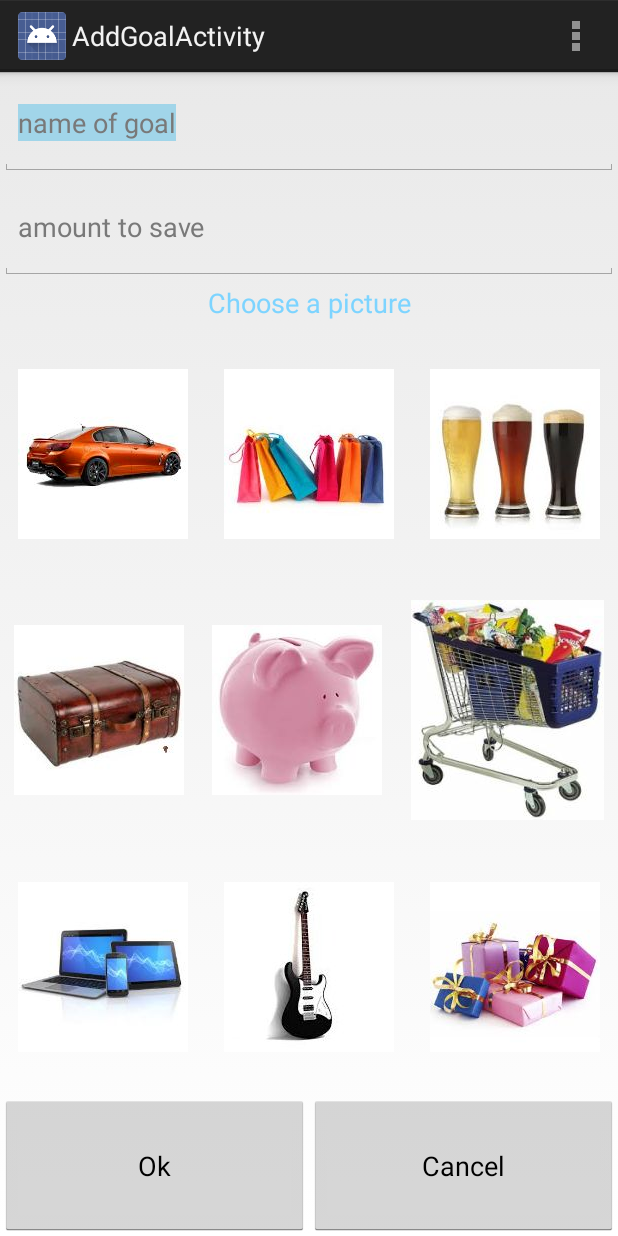
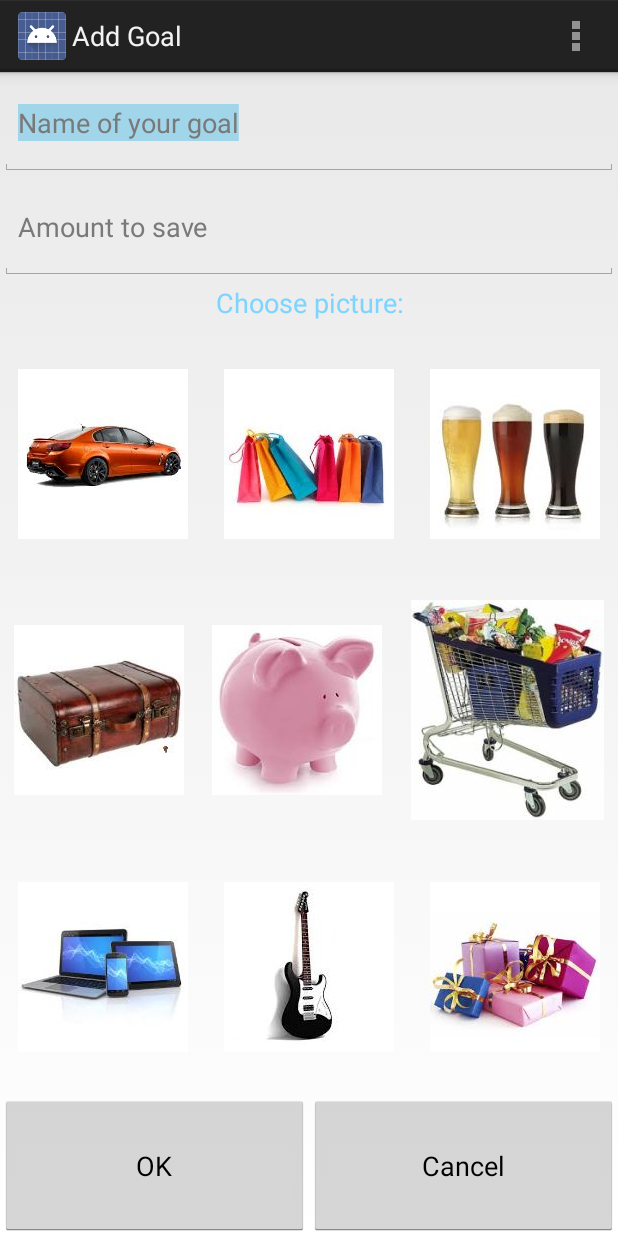
Before and after one commit to Liestambeur/StudentSaveApp, an Android app: the AddGoalActivity screen opened directly, with no data from a screen before it, on a phone screen of 412 x 824 dp. Run offline under Robolectric (Android 15) with nearby library versions, the phone set to English and light mode, and no system bars.

Commit message:
Explicit strings to resource

```diff
--- a/app/src/main/java/be/kuleuven/chi/app/AddGoalActivity.java
+++ b/app/src/main/java/be/kuleuven/chi/app/AddGoalActivity.java
@@ -61,4 +61,8 @@ public class AddGoalActivity extends Activity {
         startActivity(intent);
         finish();
     }
+
+    public void amountToSave(View amountToSave){
+
+    }
 }
--- a/app/src/main/res/layout/activity_add_goal.xml
+++ b/app/src/main/res/layout/activity_add_goal.xml
@@ -12,7 +12,7 @@
         android:layout_weight="0.09"
         android:layout_row="0"
         android:layout_column="0"
-        android:text="name of goal"
+        android:text="@string/goal_name_et"
         android:singleLine="true"
         android:maxLength="30"
         android:selectAllOnFocus="true"
@@ -24,7 +24,7 @@
         android:id="@+id/amountToSave"
         android:layout_row="1"
         android:layout_column="0"
-        android:text="amount to save"
+        android:text="@string/amount_et"
         android:layout_weight="0.09"
         android:textColor="#797979"
         android:onClick="amoutToSave" />
@@ -32,13 +32,12 @@
     <TextView
         android:layout_width="fill_parent"
         android:layout_height="0dp"
-        android:text="Choose a picture"
+        android:text="@string/choose_picture_text"
         android:id="@+id/choosePicture"
         android:autoLink="none"
-        android:autoText="false"
         android:layout_weight="0.04"
         android:textColor="#7dd4ff"
-        android:textSize="18dp"
+        android:textSize="18sp"
         android:textStyle="normal"
         android:typeface="normal"
         android:gravity="center"/>
@@ -58,7 +57,7 @@
             android:src="@drawable/auto"
             android:background="@null"
             android:onClick="chooseGoalPicture"
-            android:contentDescription="auto"/>
+            android:contentDescription="@string/car_picture_desc"/>
 
         <ImageButton
             android:layout_width="wrap_content"
@@ -68,7 +67,7 @@
             android:src="@drawable/shopping"
             android:background="@null"
             android:onClick="chooseGoalPicture"
-            android:contentDescription="shopping"/>
+            android:contentDescription="@string/shopping_picture_desc"/>
 
         <ImageButton
             android:layout_width="wrap_content"
@@ -78,7 +77,7 @@
             android:src="@drawable/bier"
             android:background="@null"
             android:onClick="chooseGoalPicture"
-            android:contentDescription="bier"/>
+            android:contentDescription="@string/beer_picture_desc"/>
     </LinearLayout>
 
     <LinearLayout
@@ -96,7 +95,7 @@
             android:src="@drawable/valies"
             android:background="@null"
             android:onClick="chooseGoalPicture"
-            android:contentDescription="valies"/>
+            android:contentDescription="@string/suitcase_picture_desc"/>
 
         <ImageButton
             android:layout_width="wrap_content"
@@ -106,7 +105,7 @@
             android:src="@drawable/spaarvarken"
             android:background="@null"
             android:onClick="chooseGoalPicture"
-            android:contentDescription="spaarvarken"/>
+            android:contentDescription="@string/piggybank_picture_desc"/>
 
         <ImageButton
             android:layout_width="wrap_content"
@@ -116,7 +115,7 @@
             android:src="@drawable/winkelkar"
             android:background="@null"
             android:onClick="chooseGoalPicture"
-            android:contentDescription="winkelkar"/>
+            android:contentDescription="@string/shoppingcart_picture_desc"/>
     </LinearLayout>
 
     <LinearLayout
@@ -134,7 +133,7 @@
             android:src="@drawable/multimedia"
             android:background="@null"
             android:onClick="chooseGoalPicture"
-            android:contentDescription="multimedia"/>
+            android:contentDescription="@string/multimedia_picture_desc"/>
 
         <ImageButton
             android:layout_width="wrap_content"
@@ -144,7 +143,7 @@
             android:src="@drawable/gitaar"
             android:background="@null"
             android:onClick="chooseGoalPicture"
-            android:contentDescription="gitaar"/>
+            android:contentDescription="@string/guitar_picture_desc"/>
 
         <ImageButton
             android:layout_width="wrap_content"
@@ -154,7 +153,7 @@
             android:src="@drawable/cadeaus"
             android:background="@null"
             android:onClick="chooseGoalPicture"
-            android:contentDescription="cadeaus"/>
+            android:contentDescription="@string/gifts_picture_desc"/>
     </LinearLayout>
 
     <LinearLayout
@@ -167,7 +166,7 @@
         <Button
             android:layout_width="0dp"
             android:layout_height="fill_parent"
-            android:text="Ok"
+            android:text="@string/ok_button"
             android:id="@+id/okGoal"
             android:layout_weight="0.5"
             android:clickable="true" />
@@ -175,7 +174,7 @@
         <Button
             android:layout_width="0dp"
             android:layout_height="fill_parent"
-            android:text="Cancel"
+            android:text="@string/cancel_button"
             android:id="@+id/cancelGoal"
             android:layout_weight="0.5" />
     </LinearLayout>
--- a/app/src/main/res/layout/activity_main.xml
+++ b/app/src/main/res/layout/activity_main.xml
@@ -46,7 +46,7 @@
         <Button
             android:layout_width="fill_parent"
             android:layout_height="fill_parent"
-            android:text="Income"
+            android:text="@string/income_button"
             android:id="@+id/button_income"
             android:layout_gravity="center_vertical"
             android:layout_weight="0.33" />
@@ -54,7 +54,7 @@
         <Button
             android:layout_width="fill_parent"
             android:layout_height="fill_parent"
-            android:text="Save"
+            android:text="@string/save_button"
             android:id="@+id/button_save"
             android:layout_gravity="center_vertical"
             android:layout_weight="0.33" />
@@ -62,7 +62,7 @@
         <Button
             android:layout_width="fill_parent"
             android:layout_height="fill_parent"
-            android:text="Expense"
+            android:text="@string/expense_button"
             android:id="@+id/button_expense"
             android:layout_gravity="center_vertical"
             android:layout_weight="0.33" />
--- a/app/src/main/res/layout/goala.xml
+++ b/app/src/main/res/layout/goala.xml
@@ -8,7 +8,7 @@
     <Button
         android:layout_width="fill_parent"
         android:layout_height="fill_parent"
-        android:text="Add goal"
+        android:text="@string/add_goal_area"
         android:id="@+id/button"
         android:layout_gravity="left|top"
         android:clickable="true"
--- a/app/src/main/res/layout/historya.xml
+++ b/app/src/main/res/layout/historya.xml
@@ -11,7 +11,7 @@
         android:layout_width="wrap_content"
         android:layout_height="wrap_content"
         android:textAppearance="?android:attr/textAppearanceMedium"
-        android:text="No history yet"
+        android:text="@string/no_history_yet_text"
         android:id="@+id/textView"
         android:layout_centerVertical="true"
         android:layout_centerHorizontal="true" />
--- a/app/src/main/res/values/strings.xml
+++ b/app/src/main/res/values/strings.xml
@@ -1,10 +1,39 @@
 <?xml version="1.0" encoding="utf-8"?>
 <resources>
 
-    <string name="app_name">StudentSaveApp</string>
-    <string name="hello_world">Hello world!</string>
+    <!-- General -->
+    <string name="app_name">StudentSave</string>
     <string name="action_settings">Settings</string>
-    <string name="title_activity_add_goal">AddGoalActivity</string>
-    <string name="title_activity_save">SaveActivity</string>
+    <string name="title_activity_add_goal">Add Goal</string>
+    <string name="title_activity_save">Save</string>
+
+    <string name="ok_button">OK</string>
+    <string name="cancel_button">Cancel</string>
+
+    <!-- Main Activity -->
+    <string name="add_goal_area">Add a goal</string>
+    <string name="income_button">Income</string>
+    <string name="expense_button">Expense</string>
+    <string name="save_button">Save</string>
+    <string name="no_history_yet_text">No History Yet</string>
+
+    <!-- Add Goal Activity -->
+    <string name="goal_name_et">Name of your goal</string>
+    <string name="amount_et">Amount to save</string>
+    <string name="choose_picture_text">Choose picture:</string>
+
+    <string name="car_picture_desc">auto</string>
+    <string name="shopping_picture_desc">shopping</string>
+    <string name="beer_picture_desc">bier</string>
+    <string name="suitcase_picture_desc">valies</string>
+    <string name="piggybank_picture_desc">spaarvarken</string>
+    <string name="shoppingcart_picture_desc">winkelkar</string>
+    <string name="multimedia_picture_desc">multimedia</string>
+    <string name="guitar_picture_desc">gitaar</string>
+    <string name="gifts_picture_desc">cadeaus</string>
+
+    <!-- Save Activity -->
+    <string name="save_for_goal_text">Save money for your goal</string>
+
 
 </resources>
```
Also changed, not shown: app/src/main/gen/be/kuleuven/chi/app/BuildConfig.java (added, +8 -0 lines), app/src/main/gen/be/kuleuven/chi/app/Manifest.java (added, +7 -0 lines), app/src/main/gen/be/kuleuven/chi/app/R.java (added, +7 -0 lines).
